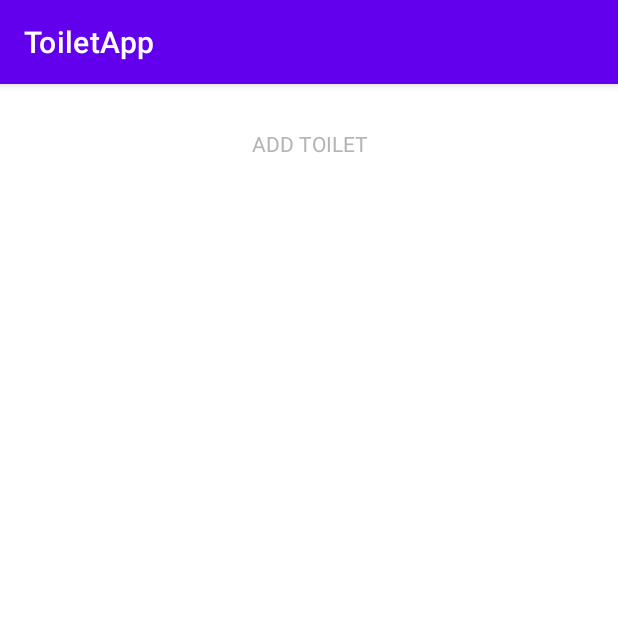
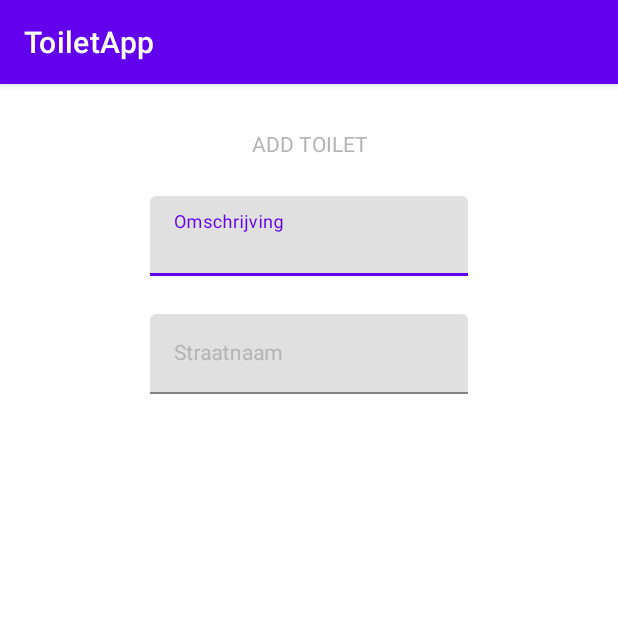
Before and after one commit to Cedronc/ProjectMobileDev, an Android app: the screen it shows after launch once a user with an empty profile is signed in (AddToilet), after a tap on "ADD TOILET", on a phone screen of 412 x 824 dp, the top half of it. Run offline under Robolectric (Android 15) with nearby library versions, the phone set to English and light mode, and no system bars; our stand-ins replace Firebase (no records; nobody signed in at launch, a user with empty details on screens opened directly); libraries missing offline, so code that uses them is left out: org.osmdroid.config, org.osmdroid.tileprovider, org.osmdroid.util, org.osmdroid.views; pictures from the network do not load; 11 statements that could not run were skipped; 2 other taps on this screen came first.

Commit message:
added 2 fields

```diff
--- a/app/src/main/res/layout/activity_add_toilet.xml
+++ b/app/src/main/res/layout/activity_add_toilet.xml
@@ -7,7 +7,7 @@
     tools:context=".AddToilet">
 
   <TextView
-    android:id="@+id/registration_screen_textview_login"
+    android:id="@+id/add_toilet_textview_add_toilet"
     android:layout_width="0dp"
     android:layout_height="wrap_content"
     android:layout_marginStart="100dp"
@@ -22,4 +22,55 @@
     app:layout_constraintStart_toStartOf="parent"
     app:layout_constraintTop_toTopOf="parent" />
 
+  <com.google.android.material.textfield.TextInputLayout
+    android:id="@+id/add_toilet_omschrijving"
+    android:layout_width="0dp"
+    android:layout_height="wrap_content"
+    android:layout_marginStart="100dp"
+    android:layout_marginTop="25dp"
+    android:layout_marginEnd="100dp"
+    android:textColorHint="@color/app_TextColor"
+    app:layout_constraintEnd_toEndOf="parent"
+    app:layout_constraintHorizontal_bias="0.0"
+    app:layout_constraintStart_toStartOf="parent"
+    app:layout_constraintTop_toBottomOf="@+id/add_toilet_textview_add_toilet">
+
+    <EditText
+      android:id="@+id/add_toilet_edittext_omschrijving"
+      android:layout_width="match_parent"
+      android:layout_height="wrap_content"
+      android:drawablePadding="5dp"
+      android:hint="@string/add_toilet_omschrijving"
+      android:importantForAutofill="no"
+      android:inputType="text"
+      android:textColor="@color/app_TextColor"
+      android:textSize="14sp"
+      tools:ignore="SpeakableTextPresentCheck" />
+  </com.google.android.material.textfield.TextInputLayout>
+
+  <com.google.android.material.textfield.TextInputLayout
+    android:id="@+id/add_toilet_straatnaam"
+    android:layout_width="0dp"
+    android:layout_height="wrap_content"
+    android:layout_marginStart="100dp"
+    android:layout_marginTop="25dp"
+    android:layout_marginEnd="100dp"
+    android:textColorHint="@color/app_TextColor"
+    app:layout_constraintEnd_toEndOf="parent"
+    app:layout_constraintHorizontal_bias="0.0"
+    app:layout_constraintStart_toStartOf="parent"
+    app:layout_constraintTop_toBottomOf="@+id/add_toilet_omschrijving">
+
+    <EditText
+      android:id="@+id/add_toilet_edittext_straatnaam"
+      android:layout_width="match_parent"
+      android:layout_height="wrap_content"
+      android:drawablePadding="5dp"
+      android:hint="@string/add_toilet_straatnaam"
+      android:importantForAutofill="no"
+      android:inputType="text"
+      android:textColor="@color/app_TextColor"
+      android:textSize="14sp"
+      tools:ignore="SpeakableTextPresentCheck" />
+  </com.google.android.material.textfield.TextInputLayout>
 </androidx.constraintlayout.widget.ConstraintLayout>
--- a/app/src/main/res/values/strings.xml
+++ b/app/src/main/res/values/strings.xml
@@ -20,6 +20,8 @@
 
 
 
+  <string name="add_toilet_omschrijving">Omschrijving</string>
+  <string name="add_toilet_straatnaam">Straatnaam</string>
 
     <string name="logo">Logo</string>
     <string name="login_screen_string">LOGIN SCREEN</string>
```
